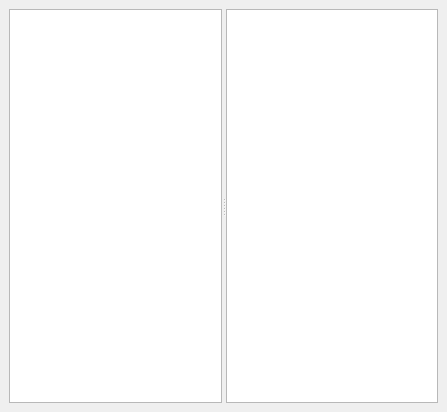
First picture: the form in ui/mainwindow.ui, repository alenz33/ictrlquotes, before the edit.
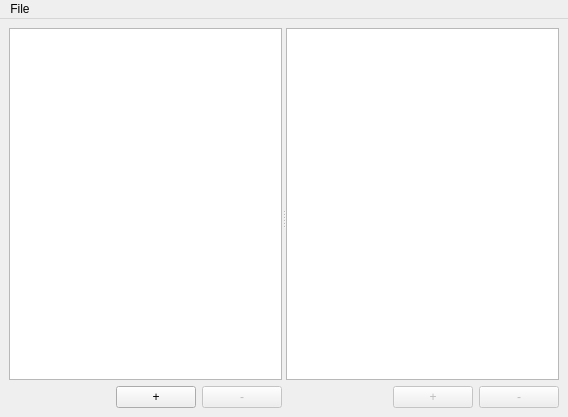
Second picture: the form after the edit.

Patch:
```diff
--- a/ui/mainwindow.ui
+++ b/ui/mainwindow.ui
@@ -6,22 +6,105 @@
    <rect>
     <x>0</x>
     <y>0</y>
-    <width>447</width>
-    <height>412</height>
+    <width>568</width>
+    <height>417</height>
    </rect>
   </property>
   <property name="windowTitle">
    <string>MainWindow</string>
   </property>
   <widget class="QWidget" name="centralwidget">
-   <layout class="QHBoxLayout" name="horizontalLayout">
+   <layout class="QVBoxLayout" name="verticalLayout">
     <item>
      <widget class="QSplitter" name="splitter">
       <property name="orientation">
        <enum>Qt::Horizontal</enum>
       </property>
-      <widget class="QListWidget" name="usersListWidget"/>
-      <widget class="QListWidget" name="quotesListWidget"/>
+      <widget class="QWidget" name="">
+       <layout class="QVBoxLayout" name="authorsVerticalLayout">
+        <item>
+         <widget class="QListWidget" name="authorsListWidget"/>
+        </item>
+        <item>
+         <layout class="QHBoxLayout" name="authorsButtonsHorizontalLayout">
+          <item>
+           <spacer name="authorsButtonsHorizontalSpacer">
+            <property name="orientation">
+             <enum>Qt::Horizontal</enum>
+            </property>
+            <property name="sizeHint" stdset="0">
+             <size>
+              <width>40</width>
+              <height>20</height>
+             </size>
+            </property>
+           </spacer>
+          </item>
+          <item>
+           <widget class="QPushButton" name="addAuthorPushButton">
+            <property name="text">
+             <string>+</string>
+            </property>
+           </widget>
+          </item>
+          <item>
+           <widget class="QPushButton" name="deleteAuthorPushButton">
+            <property name="enabled">
+             <bool>false</bool>
+            </property>
+            <property name="text">
+             <string>-</string>
+            </property>
+           </widget>
+          </item>
+         </layout>
+        </item>
+       </layout>
+      </widget>
+      <widget class="QWidget" name="">
+       <layout class="QVBoxLayout" name="quotesVerticalLayout">
+        <item>
+         <widget class="QListWidget" name="quotesListWidget"/>
+        </item>
+        <item>
+         <layout class="QHBoxLayout" name="quotesButtonsHorizontalLayout">
+          <item>
+           <spacer name="quotesButtonsHorizontalSpacer">
+            <property name="orientation">
+             <enum>Qt::Horizontal</enum>
+            </property>
+            <property name="sizeHint" stdset="0">
+             <size>
+              <width>40</width>
+              <height>20</height>
+             </size>
+            </property>
+           </spacer>
+          </item>
+          <item>
+           <widget class="QPushButton" name="addQuotePushButton">
+            <property name="enabled">
+             <bool>false</bool>
+            </property>
+            <property name="text">
+             <string>+</string>
+            </property>
+           </widget>
+          </item>
+          <item>
+           <widget class="QPushButton" name="deleteQuotePushButton">
+            <property name="enabled">
+             <bool>false</bool>
+            </property>
+            <property name="text">
+             <string>-</string>
+            </property>
+           </widget>
+          </item>
+         </layout>
+        </item>
+       </layout>
+      </widget>
      </widget>
     </item>
    </layout>
@@ -31,10 +114,17 @@
     <rect>
      <x>0</x>
      <y>0</y>
-     <width>447</width>
+     <width>568</width>
      <height>27</height>
     </rect>
    </property>
+   <widget class="QMenu" name="menuFile">
+    <property name="title">
+     <string>File</string>
+    </property>
+    <addaction name="actionExit"/>
+   </widget>
+   <addaction name="menuFile"/>
   </widget>
  </widget>
  <resources/>
```
Left out of the diff: 7 changed lines with no effect on the pictures.
